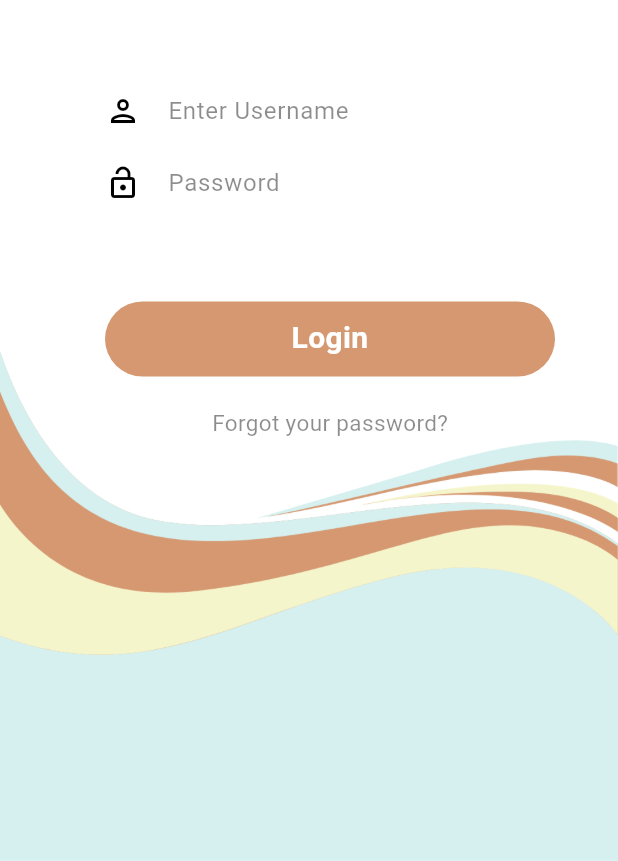
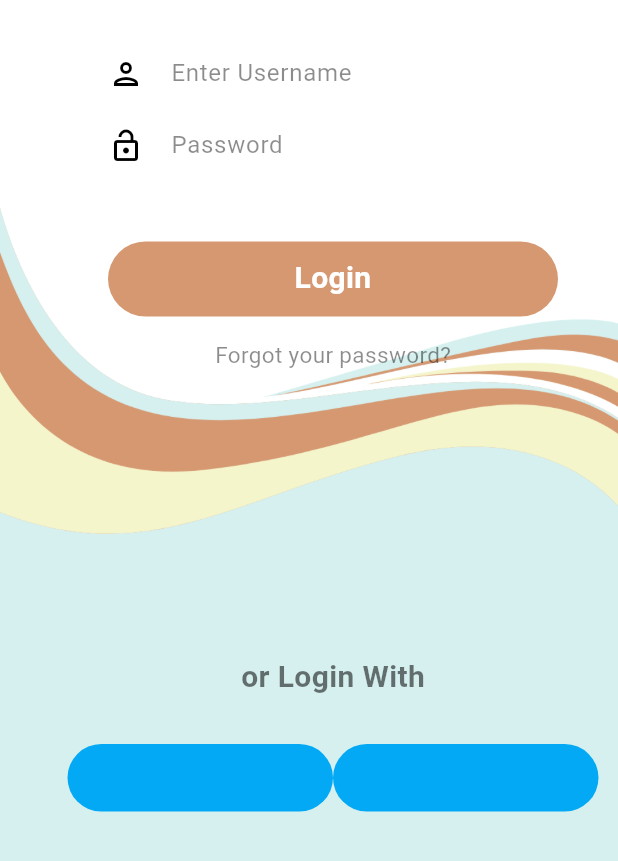
Before and after one commit to chgaobt/Tami, a Flutter app: the screen it shows after launch, on a phone screen of 412 x 824 dp, the part 375-1236 px from its top. Run offline on Flutter 3.47's test engine with Material 3 defaults, Android fonts, the phone set to English and light mode, and no system bars; our stand-ins replace firebase_core, google_fonts; accounts and stored records are empty.

Commit message:
login screen changes

```diff
--- a/Tami/tami/lib/screens/login.dart
+++ b/Tami/tami/lib/screens/login.dart
@@ -13,8 +13,8 @@ class login extends StatelessWidget {
             children: [
               SizedBox(
                 height: MediaQuery.of(context).size.height,
-                width: MediaQuery.of(context).size.width/0.6,
-                child: Image.asset('images/tami_loginScreen.png',fit: BoxFit.fill,),
+                width: MediaQuery.of(context).size.width,
+                child: Image.asset('images/loginScreen.png',fit: BoxFit.fill,),
               ),
               const Positioned(
                 top: 200,
@@ -30,14 +30,14 @@ class login extends StatelessWidget {
                 ),
               ),
               Positioned(
-                top: 300,
+                top: 275,
                 left: 45,
                 child: Column(
                   children: [
                     usernameField(),
                     //const SizedBox(height: 15),
                     passwordField(),
-                    const SizedBox(height: 55),
+                    const SizedBox(height: 40),
                     Container(
                       height: 50,
                       width: 300,
@@ -58,7 +58,7 @@ class login extends StatelessWidget {
                         ),
                       )
                     ),
-                    const SizedBox(height: 20),
+                    const SizedBox(height: 15),
                     const Text(
                       'Forgot your password?',
                       textAlign: TextAlign.center,
@@ -67,12 +67,57 @@ class login extends StatelessWidget {
                         //fontWeight: FontWeight.bold,
                         color: Colors.black45
                       ),
+                    ),
+                    const SizedBox(height: 190),
+                    const Text(
+                      "or Login With",
+                      textAlign: TextAlign.center,
+                      style: TextStyle(
+                        fontSize: 20,
+                        fontWeight: FontWeight.bold,
+                        //color: Color.fromARGB(255,213,152,113)
+                        color: Colors.black54
+                      ),
+                    ),
+                    const SizedBox(height: 30),
+                    Row(
+                      children: [
+                        Container(
+                          height: 45,
+                          width: 177,
+                          decoration: BoxDecoration(
+                            color: Colors.lightBlue,
+                            borderRadius: BorderRadius.circular(50)
+                          ),
+                        ),
+
+                        Container(
+                          height: 45,
+                          width: 177,
+                          decoration: BoxDecoration(
+                            color: Colors.lightBlue,
+                            borderRadius: BorderRadius.circular(50)
+                          ),
+                        ),
+                      ]
+                    ),
+                    const SizedBox(height: 50),
+                    const Text(
+                      "Don't have an account? Sign up here",
+                      textAlign: TextAlign.center,
+                      style: TextStyle(
+                        fontSize: 15,
+                        fontWeight: FontWeight.bold,
+                        //color: Color.fromARGB(255,213,152,113)
+                        color: Colors.black54
+                      ),
                     )
                   ],
                 )
               )
             ],
           )
+
         ],
       ),
     );
--- a/Tami/tami/pubspec.yaml
+++ b/Tami/tami/pubspec.yaml
@@ -59,6 +59,7 @@ flutter:
   uses-material-design: true
   assets:
     - images/tami_loginScreen.png
+    - images/loginScreen.png
 
   # To add custom fonts to your application, add a fonts section here,
   # in this "flutter" section. Each entry in this list should have a
```
Also changed, not shown: Tami/tami/images/loginScreen.png (added).
